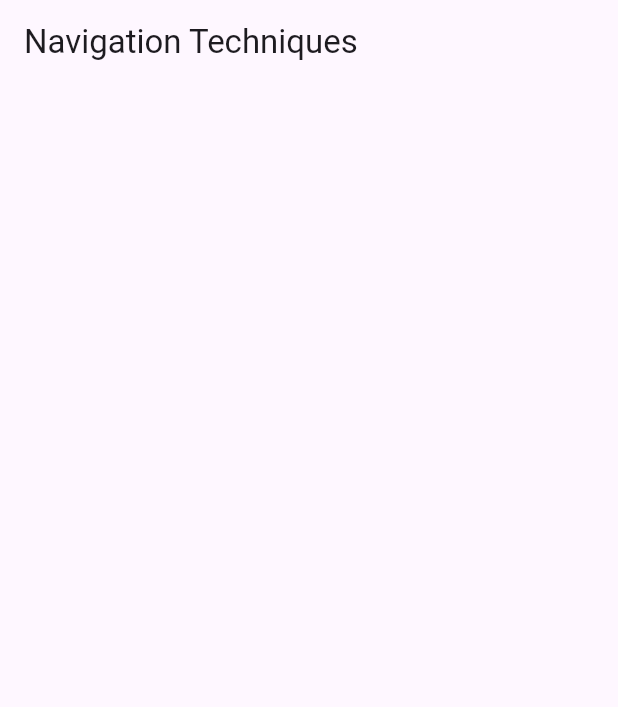
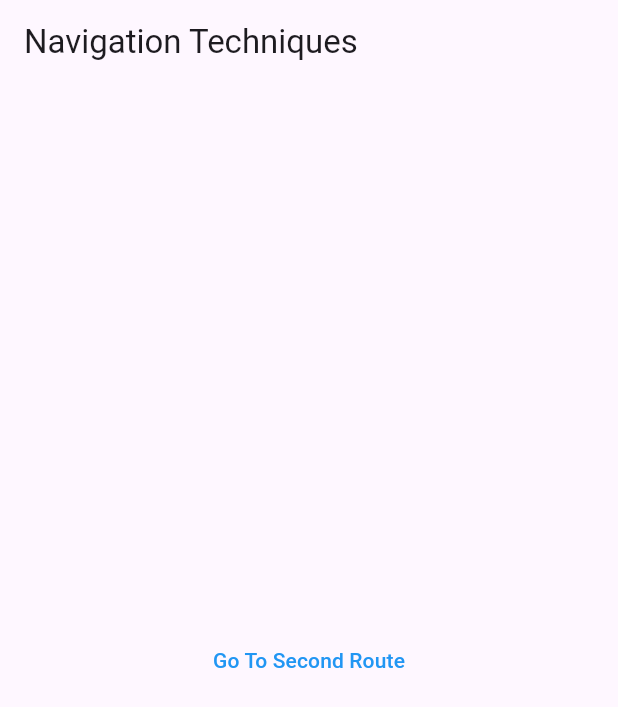
Before and after one commit to surajshrestha/navigation_basics, a Flutter app: the screen it shows after launch, on a phone screen of 412 x 824 dp. Shown: the top 707 px of the screen. Run offline on Flutter 3.47's test engine with Material 3 defaults, Android fonts, the light colour scheme and no system bars.

Commit message:
default_navigation

```diff
--- /dev/null
+++ b/lib/home.dart
@@ -0,0 +1,38 @@
+import 'package:flutter/material.dart';
+import 'package:navigation_techniques/second_route.dart';
+
+class Home extends StatefulWidget {
+  const Home({super.key});
+
+  @override
+  State<Home> createState() => _HomeState();
+}
+
+class _HomeState extends State<Home> {
+  @override
+  Widget build(BuildContext context) {
+    return MaterialApp(
+      home: Scaffold(
+        appBar: AppBar(
+          title: Text("Navigation Techniques"),
+        ),
+        body: Container(
+          width: double.infinity,
+          height: double.infinity,
+          alignment: Alignment.center,
+          child: TextButton(
+              onPressed: () {
+                Navigator.push(
+                  context,
+                  MaterialPageRoute(builder:(context) {
+                    return SecondRoute();
+                  },),
+                );
+              },
+              child: Text("Go To Second Route"),
+              style: ElevatedButton.styleFrom(foregroundColor: Colors.blue)),
+        ),
+      ),
+    );
+  }
+}
--- a/lib/main.dart
+++ b/lib/main.dart
@@ -1,4 +1,5 @@
 import 'package:flutter/material.dart';
+import 'package:navigation_techniques/home.dart';
 
 void main() {
   runApp(const MyApp());
@@ -11,11 +12,7 @@ class MyApp extends StatelessWidget {
   @override
   Widget build(BuildContext context) {
     return MaterialApp(
-      home: Scaffold(
-        appBar: AppBar(
-          title: Text("Navigation Techniques"),
-        ),
-      ),
+      home: Home(),
     );
   }
 }
--- /dev/null
+++ b/lib/second_route.dart
@@ -0,0 +1,31 @@
+import 'package:flutter/material.dart';
+
+class SecondRoute extends StatelessWidget {
+  const SecondRoute({super.key});
+
+  @override
+  Widget build(BuildContext context) {
+    return MaterialApp(
+      home: Scaffold(
+        appBar: AppBar(
+          title: Text('Navigation Variations'),
+        ),
+        body: Center(
+          child: Column(
+            mainAxisAlignment: MainAxisAlignment.center,
+            children: [
+              Text("Welcome to Second Route"),
+              TextButton(
+                onPressed: () {
+                  Navigator.pop(context);
+                },
+                child: Text("Go Back To Main Route"),
+                style: ElevatedButton.styleFrom(foregroundColor: Colors.blue),
+              ),
+            ],
+          ),
+        ),
+      ),
+    );
+  }
+}
```
